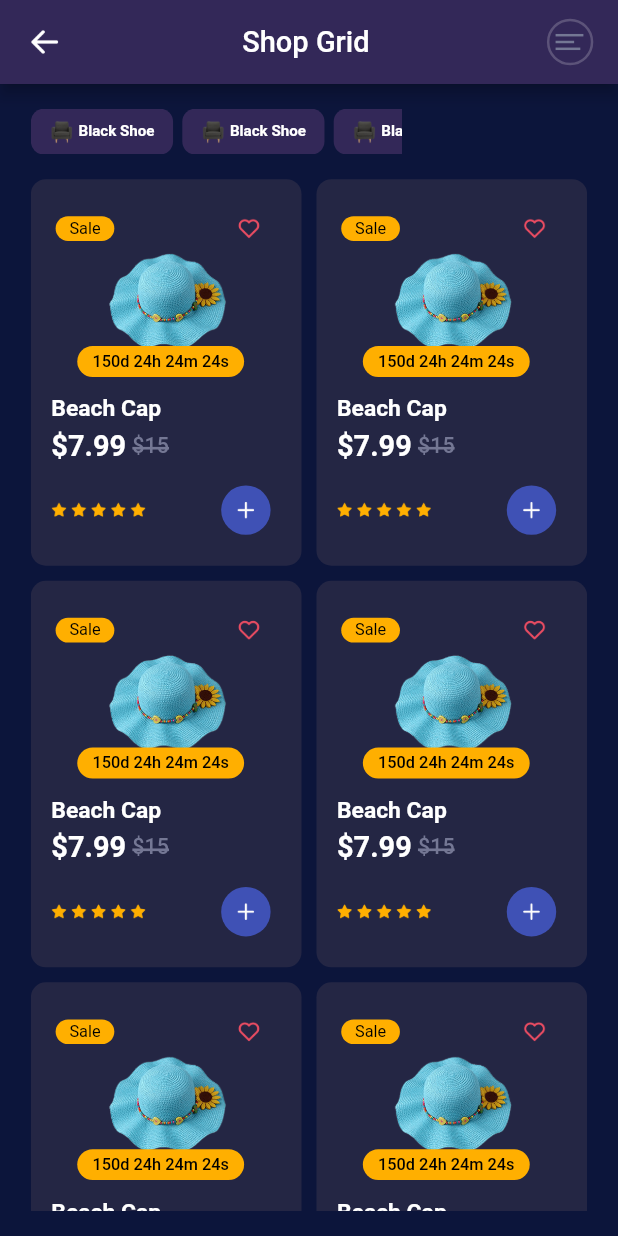
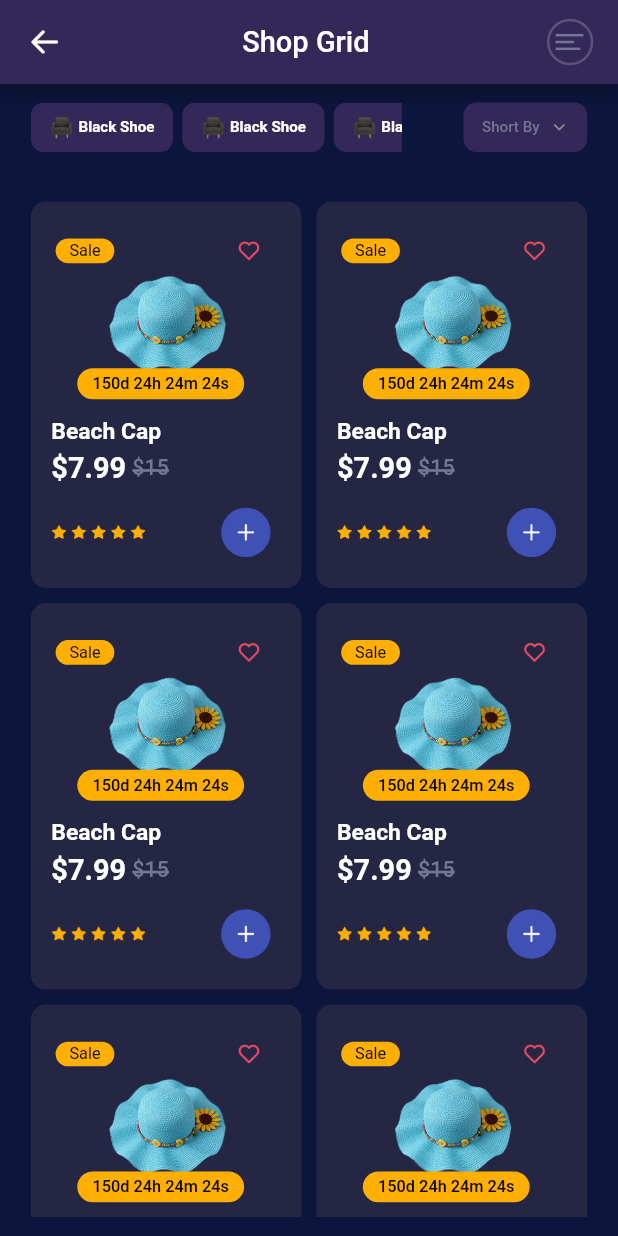
Before and after one commit to Alaminpk05/Suha, a Flutter app: the screen it shows after launch, on a phone screen of 412 x 824 dp. Run offline on Flutter 3.47's test engine with Material 3 defaults, Android fonts, the light colour scheme and no system bars; our stand-ins replace badges, percent_indicator, responsive_sizer, smooth_page_indicator; Roboto replaces fonts that are missing (PlusJakartaSans-Regular.ttf).

Commit message:
develop shop grid and forgot page design

```diff
--- a/lib/features/shop_grid.dart
+++ b/lib/features/shop_grid.dart
@@ -38,21 +38,22 @@ class _ShopGridState extends State<ShopGrid> {
         child: CustomSimpleAppBar(
             title: 'Shop Grid',
             navigation: () {
-                    Navigator.push(
-                        context,
-                        MaterialPageRoute(
-                            builder: (cxt) => const Bottompage()));
+              Navigator.push(context,
+                  MaterialPageRoute(builder: (cxt) => const Bottompage()));
             }),
       ),
       body: Padding(
-              padding: EdgeInsets.symmetric(horizontal: 5.w, vertical: 2.h),
+        padding: EdgeInsets.symmetric(horizontal: 5.w, vertical: 1.5.h),
         child: Column(
           crossAxisAlignment: CrossAxisAlignment.start,
           mainAxisAlignment: MainAxisAlignment.start,
           children: [
+            Row(
+              mainAxisAlignment: MainAxisAlignment.spaceBetween,
+              children: [
                 Container(
                   width: 60.w,
-                    height: 3.7.h,
+                  height: 4.h,
                   color: const Color.fromRGBO(12, 21, 59, 1),
                   child: ListView.builder(
                     shrinkWrap: true,
@@ -61,7 +62,6 @@ class _ShopGridState extends State<ShopGrid> {
                     itemBuilder: (contex, index) {
                       return Container(
                         margin: EdgeInsets.only(right: 1.5.w),
-
                         decoration: BoxDecoration(
                           borderRadius: BorderRadius.circular(12.sp),
                           color: const Color.fromRGBO(51, 40, 88, 1),
@@ -86,35 +86,138 @@ class _ShopGridState extends State<ShopGrid> {
                                 text: 'Black Shoe',
                                 fontszie: 13.sp,
                                 fonweight: FontWeight.w700,
-                                  color: Colors.white)
+                                color: Colors.white),
                           ],
                         ),
                       );
                     },
                   ),
                 ),
-                  SizedBox(height: 2.h,),
+                SizedBox(
+                  width: 5.w,
+                ),
 
+                ///FILTER LIST WIDGET
+                Flexible(
+                  child: PopupMenuButton(
+                    onSelected: (value) {},
+                    shape: RoundedRectangleBorder(
+                        borderRadius: BorderRadius.circular(9.sp)),
+                    color: const Color.fromRGBO(51, 40, 88, 1),
+                    offset: mobile ? const Offset(0, 36) : const Offset(0, 67),
+                    itemBuilder: (BuildContext context) {
+                      return [
+                        PopupMenuItem<String>(
+                          height: 4.h,
+                          value: 'short by',
+                          child: SizedBox(
+                              height: 2.2.h,
+                              width: 15.w,
+                              child: textwidget(
+                                  text: 'Short By',
+                                  fontszie: 15.sp,
+                                  fonweight: FontWeight.w400,
+                                  color:
+                                      const Color.fromRGBO(116, 119, 148, 1))),
+                        ),
+                        PopupMenuItem<String>(
+                          height: 4.h,
+                          value: 'newest',
+                          child: SizedBox(
+                              height: 2.2.h,
+                              width: 15.w,
+                              child: textwidget(
+                                  text: 'Newest',
+                                  fontszie: 15.sp,
+                                  fonweight: FontWeight.w400,
+                                  color:
+                                      const Color.fromRGBO(116, 119, 148, 1))),
+                        ),
+                        PopupMenuItem<String>(
+                          height: 4.h,
+                          value: 'popular',
+                          child: SizedBox(
+                              height: 2.2.h,
+                              width: 15.w,
+                              child: textwidget(
+                                  text: 'Popular',
+                                  fontszie: 15.sp,
+                                  fonweight: FontWeight.w400,
+                                  color:
+                                      const Color.fromRGBO(116, 119, 148, 1))),
+                        ),
+                        PopupMenuItem<String>(
+                          height: 4.h,
+                          value: 'ratings',
+                          child: SizedBox(
+                              height: 2.2.h,
+                              width: 15.w,
+                              child: textwidget(
+                                  text: 'Ratings',
+                                  fontszie: 15.sp,
+                                  fonweight: FontWeight.w400,
+                                  color:
+                                      const Color.fromRGBO(116, 119, 148, 1))),
+                        ),
+                      ];
+                    },
+                    child: Container(
+                      padding: EdgeInsets.symmetric(horizontal: 1.w),
+                      width: 20.w,
+                      height: 4.h,
+                      decoration: BoxDecoration(
+                          color: const Color.fromRGBO(51, 40, 88, 1),
+                          borderRadius: BorderRadius.circular(12.sp)),
+                      child: Padding(
+                        padding: EdgeInsets.symmetric(horizontal: 2.w),
+                        child: Row(
+                          crossAxisAlignment: CrossAxisAlignment.center,
+                          mainAxisAlignment: MainAxisAlignment.spaceBetween,
+                          children: [
+                            textwidget(
+                                text: 'Short By',
+                                fontszie: 13.sp,
+                                fonweight: FontWeight.w500,
+                                color: const Color.fromRGBO(116, 119, 148, 1)),
+                            SizedBox(
+                              width: 0.5.w,
+                            ),
+                            SizedBox(
+                                height: 5.h,
+                                width: 3.w,
+                                child: Image.asset(
+                                  'assets/chevron-down.png',
+                                  fit: BoxFit.contain,
+                                ))
+                          ],
+                        ),
+                      ),
+                    ),
+                  ),
+                ),
+              ],
+            ),
+            SizedBox(
+              height: 4.h,
+            ),
             Expanded(
               child: SizedBox(
                 height: MediaQuery.of(context).size.height,
                 width: MediaQuery.of(context).size.width,
                 child: GridView.builder(
                     itemCount: 20,
-                          gridDelegate: const SliverGridDelegateWithFixedCrossAxisCount(
-
+                    gridDelegate:
+                        const SliverGridDelegateWithFixedCrossAxisCount(
                             childAspectRatio: 0.7,
                             crossAxisSpacing: 10,
                             mainAxisSpacing: 10,
-
                             crossAxisCount: 2),
                     itemBuilder: (context, index) {
                       return topProductwithtime(
                           name: "Beach Cap",
                           image: "assets/11.png",
                           miniButtonword: "Sale",
-                                                      miniButtoncolor:
-                            const Color.fromRGBO(255, 175, 0, 1),
+                          miniButtoncolor: const Color.fromRGBO(255, 175, 0, 1),
                           color: Colors.black,
                           digitDays: '150',
                           digitHours: '24',
@@ -126,9 +229,12 @@ class _ShopGridState extends State<ShopGrid> {
               ),
             ),
 
-
           ],
         ),
-            )));
+      ),
+
+
+    ));
   }
 }
+//116,119,148
```
Also changed, not shown: assets/chevron-down.png (added), assets/chevron-up.png (added). Lines whose indentation alone changed are shown as unchanged.
